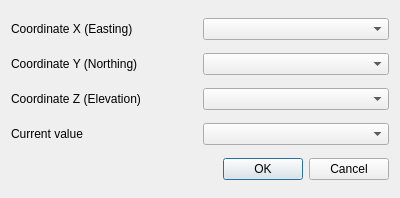
Old version of the form View/GUI/UI/dialogavailablevalues.ui in the repository gsanhueza/BlastSight.
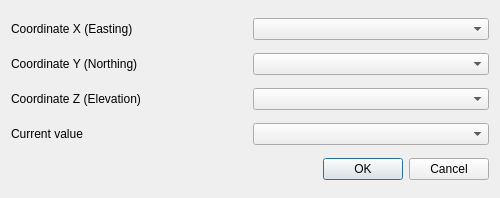
New version of the form.

Commit message: Multiple elements can be loaded with the app menu

```diff
--- a/View/GUI/UI/dialogavailablevalues.ui
+++ b/View/GUI/UI/dialogavailablevalues.ui
@@ -6,7 +6,7 @@
    <rect>
     <x>0</x>
     <y>0</y>
-    <width>400</width>
+    <width>500</width>
     <height>198</height>
    </rect>
   </property>
```
Left out of the diff: 3 changed lines with no effect on the pictures. The commit also changes 2 other files.
